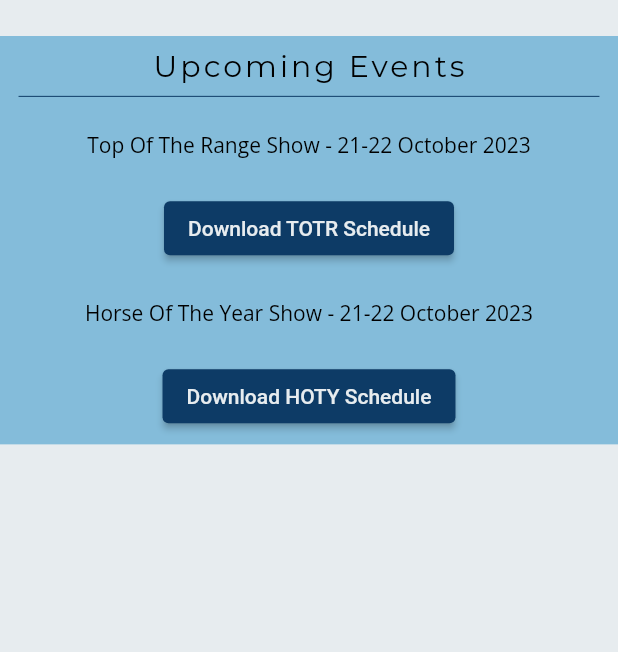
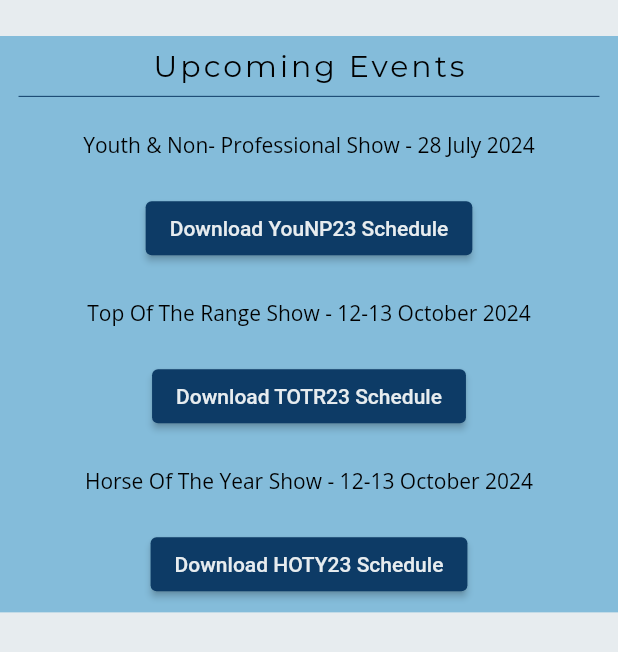
Before and after one commit to sarah-parker/DACI, a Flutter app: the HomeLarge widget shown alone on an empty page, opened directly with empty values, on a phone screen of 412 x 824 dp. Shown: the top 652 px of the screen. Run offline on Flutter 3.47's test engine with Material 2 defaults, Android fonts, the phone set to English and light mode, and no system bars; our stand-ins replace flutter_image_slideshow, go_router, google_fonts, url_strategy; missing offline and left inert: dart:html, seo_renderer.

Commit message:
Remove raffle link, change dates to next years shows

```diff
--- a/lib/main.dart
+++ b/lib/main.dart
@@ -67,26 +67,26 @@ class RoutedApp extends StatelessWidget {
               builder: (BuildContext context, GoRouterState state) =>
                   App(child: const Totr()),
             ),
-            GoRoute(
-              path: 'totr/sponsors',
-              name: 'totrsponsors',
-              // redirect: (BuildContext context, GoRouterState state) => "/hoty",
-              builder: (BuildContext context, GoRouterState state) =>
-                  App(child: const TOTRSponsors()),
-            ),
+            // GoRoute(
+            //   path: 'totr/sponsors',
+            //   name: 'totrsponsors',
+            //   // redirect: (BuildContext context, GoRouterState state) => "/hoty",
+            //   builder: (BuildContext context, GoRouterState state) =>
+            //       App(child: const TOTRSponsors()),
+            // ),
             GoRoute(
               path: 'hoty',
               name: 'hoty',
               builder: (BuildContext context, GoRouterState state) =>
                   App(child: const Hoty()),
             ),
-            GoRoute(
-              path: 'hoty/sponsors',
-              name: 'hotysponsors',
-              // redirect: (BuildContext context, GoRouterState state) => "/hoty",
-              builder: (BuildContext context, GoRouterState state) =>
-                  App(child: const HotySponsors()),
-            ),
+            // GoRoute(
+            //   path: 'hoty/sponsors',
+            //   name: 'hotysponsors',
+            //   // redirect: (BuildContext context, GoRouterState state) => "/hoty",
+            //   builder: (BuildContext context, GoRouterState state) =>
+            //       App(child: const HotySponsors()),
+            // ),
             GoRoute(
               path: 'error',
               name: 'error',
--- a/lib/pages/home/widgets/large_screen.dart
+++ b/lib/pages/home/widgets/large_screen.dart
@@ -39,15 +39,15 @@ class HomeLarge extends StatelessWidget {
             mainAxisAlignment: MainAxisAlignment.start,
             crossAxisAlignment: CrossAxisAlignment.start,
             children: [
-              MouseRegion(
-                  cursor: SystemMouseCursors.click,
-                  child: GestureDetector(
-                      onTap: () => launchURL(
-                          'https://www.cognitoforms.com/DownsArabianClubInc/MagicBreedRaffle2'),
-                      child: Image.asset(
-                        'images/Raffle-Flyer23.jpg',
-                        width: screenSize.width * .4,
-                      ))),
+              // MouseRegion(
+              //     cursor: SystemMouseCursors.click,
+              //     child: GestureDetector(
+              //         onTap: () => launchURL(
+              //             'https://www.cognitoforms.com/DownsArabianClubInc/MagicBreedRaffle2'),
+              //         child: Image.asset(
+              //           'images/Raffle-Flyer23.jpg',
+              //           width: screenSize.width * .4,
+              //         ))),
               const Padding(padding: EdgeInsets.only(top: 20)),
               Image.asset(
                 'images/cropped-ico.png',
--- a/lib/pages/home/widgets/upcoming_events.dart
+++ b/lib/pages/home/widgets/upcoming_events.dart
@@ -22,17 +22,17 @@ class UpcomingEvents extends StatelessWidget {
       //           "Gatton-Show-Arabian-Horse-Feature-Show-Schedule.pdf");
       //     }),
 
-      // ButtonData(
-      //     label: 'Youth & Non- Professional Show - 30 July 2023',
-      //     goToRoute: () {
-      //       context.goNamed('younp');
-      //     }),
-      // ButtonData(
-      //     label: 'Download YouNP23 Schedule',
-      //     goToRoute: () {
-      //       downloadFile(
-      //           "assets/pdf/YouNP23-Schedule.pdf", "YouNP23-Schedule.pdf");
-      //     }),
+      ButtonData(
+          label: 'Youth & Non- Professional Show - 28 July 2024',
+          goToRoute: () {
+            context.goNamed('younp');
+          }),
+      ButtonData(
+          label: 'Download YouNP23 Schedule',
+          goToRoute: () {
+            downloadFile(
+                "assets/pdf/YouNP23-Schedule.pdf", "YouNP23-Schedule.pdf");
+          }),
       // ButtonData(
       //     label: 'Enter YouNP',
       //     goToRoute: () async {
@@ -46,12 +46,12 @@ class UpcomingEvents extends StatelessWidget {
       //       }
       //     }),
       ButtonData(
-          label: 'Top Of The Range Show - 21-22 October 2023',
+          label: 'Top Of The Range Show - 12-13 October 2024',
           goToRoute: () {
             context.goNamed('totr');
           }),
       ButtonData(
-          label: 'Download TOTR Schedule',
+          label: 'Download TOTR23 Schedule',
           goToRoute: () {
             downloadFile("assets/pdf/2023-Top-of-the-Range-Schedule.pdf",
                 "2023-Top-of-the-Range-Schedule.pdf");
@@ -73,12 +73,12 @@ class UpcomingEvents extends StatelessWidget {
       //       }
       //     }),
       ButtonData(
-          label: 'Horse Of The Year Show - 21-22 October 2023',
+          label: 'Horse Of The Year Show - 12-13 October 2024',
           goToRoute: () {
             context.goNamed('hoty');
           }),
       ButtonData(
-          label: 'Download HOTY Schedule',
+          label: 'Download HOTY23 Schedule',
           goToRoute: () {
             downloadFile(
                 "assets/pdf/HOTY_Schedule_2023.pdf", "HOTY_Schedule_2023.pdf");
--- a/lib/pages/hoty/hoty.dart
+++ b/lib/pages/hoty/hoty.dart
@@ -66,7 +66,7 @@ class Hoty extends StatelessWidget {
             // ),
             TextRenderer(
               child: Text(
-                '21 - 22 October 2023',
+                '12 - 13 October 2024',
                 style: Theme.of(context).textTheme.headlineSmall,
                 textAlign: TextAlign.left,
               ),
--- a/lib/pages/totr/totr.dart
+++ b/lib/pages/totr/totr.dart
@@ -78,7 +78,7 @@ class Totr extends StatelessWidget {
             // ),
             TextRenderer(
               child: Text(
-                '21 - 22 October 2023',
+                '12 - 13 October 2024',
                 style: Theme.of(context).textTheme.headlineSmall,
                 textAlign: TextAlign.left,
               ),
--- a/lib/pages/younp/younp.dart
+++ b/lib/pages/younp/younp.dart
@@ -76,7 +76,7 @@ class Younp extends StatelessWidget {
             const Padding(padding: EdgeInsets.only(top: 15)),
             TextRenderer(
               child: Text(
-                '30 July 2023',
+                '28 July 2024',
                 style: Theme.of(context).textTheme.headlineSmall,
                 textAlign: TextAlign.left,
               ),
```
Also changed, not shown: lib/pages/home/widgets/small_screen.dart (+9 -9 lines), lib/pages/hoty/entry.dart (deleted, +0 -54 lines), lib/widgets/entry_form.dart (deleted, +0 -49 lines).
